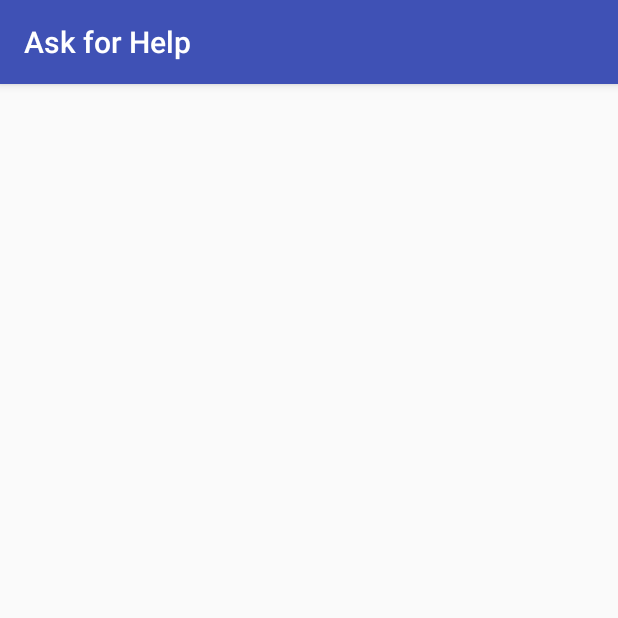
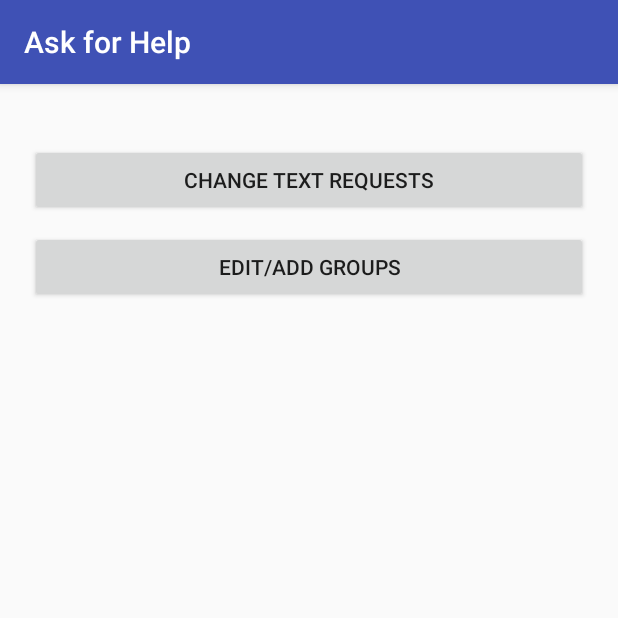
Before and after one commit to GryffGryff/AskforHelp, an Android app: the SettingsActivity screen opened directly, with no data from a screen before it, on a phone screen of 412 x 824 dp, the top half of it. Run offline under Robolectric (Android 15) with nearby library versions, the phone set to English and light mode, and no system bars.

Commit message:
Added buttons to settings activity and editTexts when you press the buttons

```diff
--- a/app/src/main/java/com/serviceproject/gryffgryff/askforhelp/SettingsActivity.java
+++ b/app/src/main/java/com/serviceproject/gryffgryff/askforhelp/SettingsActivity.java
@@ -2,12 +2,65 @@ package com.serviceproject.gryffgryff.askforhelp;
 
 import android.os.Bundle;
 import android.support.v7.app.AppCompatActivity;
+import android.view.View;
+import android.view.ViewGroup;
+import android.widget.Button;
+import android.widget.EditText;
+import android.widget.LinearLayout;
 
 public class SettingsActivity extends AppCompatActivity{
+
+    MainActivity mainActivity;
+    LinearLayout linearLayout;
+
+    Button changeRequests;
+    Button addGroups;
+
+    EditText setButtonName;
+    EditText setRequest;
 
     @Override
     protected void onCreate(Bundle savedInstanceState) {
         super.onCreate(savedInstanceState);
         setContentView(R.layout.activity_settings);
+
+        setVariables();
+        setClickListener();
+    }
+
+    public void setVariables() {
+        mainActivity = new MainActivity();
+        linearLayout = (LinearLayout) findViewById(R.id.settingsLayout);
+        changeRequests = (Button) findViewById(R.id.changeRequests);
+        addGroups = (Button) findViewById(R.id.addGroups);
+    }
+
+    public void setClickListener() {
+        changeRequests.setOnClickListener(new View.OnClickListener() {
+            @Override
+            public void onClick(View view) {
+                addEditText("Enter button name", 1);
+                addEditText("Enter request to text", 2);
+            }
+        });
+
+        addGroups.setOnClickListener(new View.OnClickListener() {
+            @Override
+            public void onClick(View view) {
+
+            }
+        });
+    }
+
+    public void addEditText(String hint, Integer id) {
+        final EditText editText = new EditText(this);
+        editText.setId(id);
+        editText.setHint(hint);
+        editText.setLayoutParams(new LinearLayout.LayoutParams(ViewGroup.LayoutParams.MATCH_PARENT, ViewGroup.LayoutParams.WRAP_CONTENT));
+        editText.setPadding(20, 20, 20, 20);
+
+        if(linearLayout != null) {
+            linearLayout.addView(editText);
+        }
     }
 }
--- a/app/src/main/res/layout/activity_settings.xml
+++ b/app/src/main/res/layout/activity_settings.xml
@@ -1,8 +1,28 @@
 <?xml version="1.0" encoding="utf-8"?>
 <LinearLayout xmlns:android="http://schemas.android.com/apk/res/android"
     xmlns:tools="http://schemas.android.com/tools"
+    android:id="@+id/settingsLayout"
     android:layout_width="match_parent"
     android:layout_height="match_parent"
+    android:orientation="vertical"
     tools:context=".SettingsActivity">
 
+    <Button
+        android:id="@+id/changeRequests"
+        android:layout_width="match_parent"
+        android:layout_height="wrap_content"
+        android:layout_marginTop="40dp"
+        android:layout_marginRight="20dp"
+        android:layout_marginLeft="20dp"
+        android:text="Change Text Requests"/>
+
+    <Button
+        android:id="@+id/addGroups"
+        android:layout_width="match_parent"
+        android:layout_height="wrap_content"
+        android:layout_marginTop="10dp"
+        android:layout_marginRight="20dp"
+        android:layout_marginLeft="20dp"
+        android:text="Edit/Add Groups"/>
+
 </LinearLayout>
```
Also changed, not shown: app/src/main/java/com/serviceproject/gryffgryff/askforhelp/MainActivity.java (+58 -9 lines), app/src/main/res/layout/activity_main.xml (+13 -1 lines).
